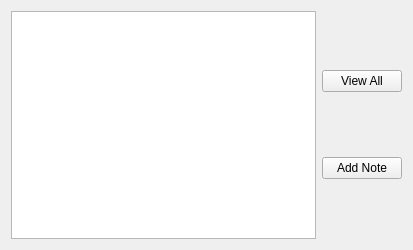
First picture: the form in NoteKeeperWithGUI/NoteKeeperWithGUI.ui, repository AHB99/note-keeper-with-gui, before the edit.
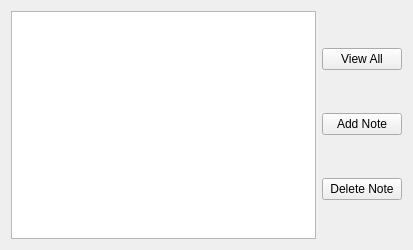
Second picture: the form after the edit.

Commit message: Added note deletion functionality

```diff
--- a/NoteKeeperWithGUI/NoteKeeperWithGUI.ui
+++ b/NoteKeeperWithGUI/NoteKeeperWithGUI.ui
@@ -35,6 +35,13 @@
          </property>
         </widget>
        </item>
+       <item>
+        <widget class="QPushButton" name="deleteNoteButton">
+         <property name="text">
+          <string>Delete Note</string>
+         </property>
+        </widget>
+       </item>
       </layout>
      </item>
     </layout>
```
The commit also changes 5 other files.
